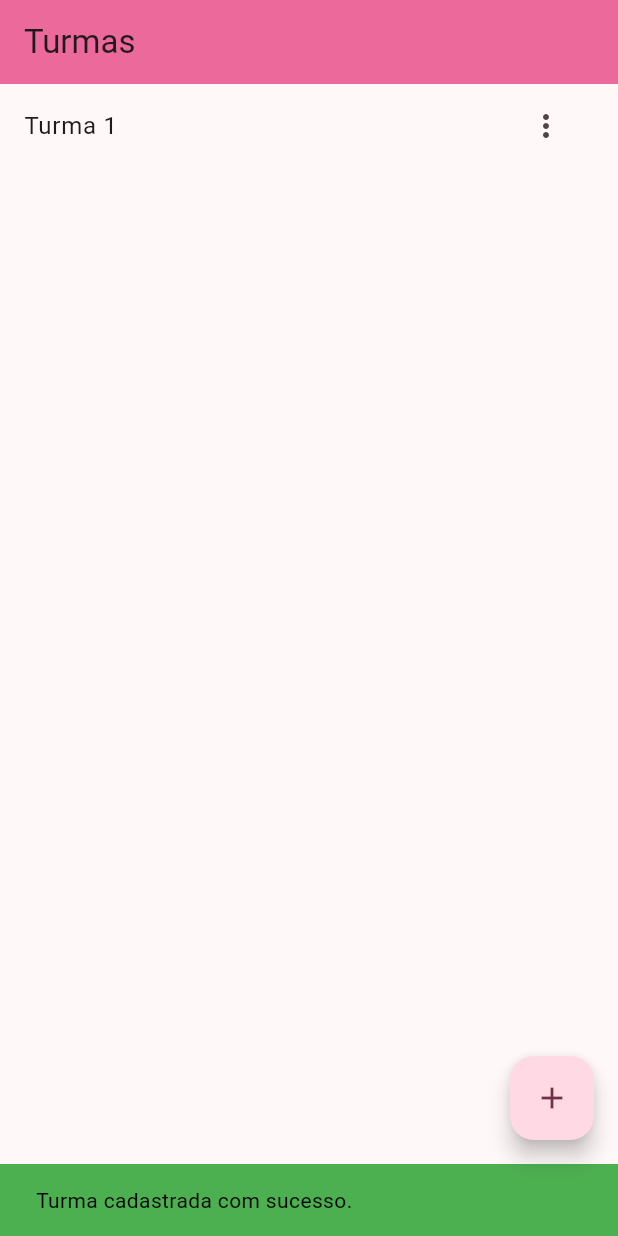
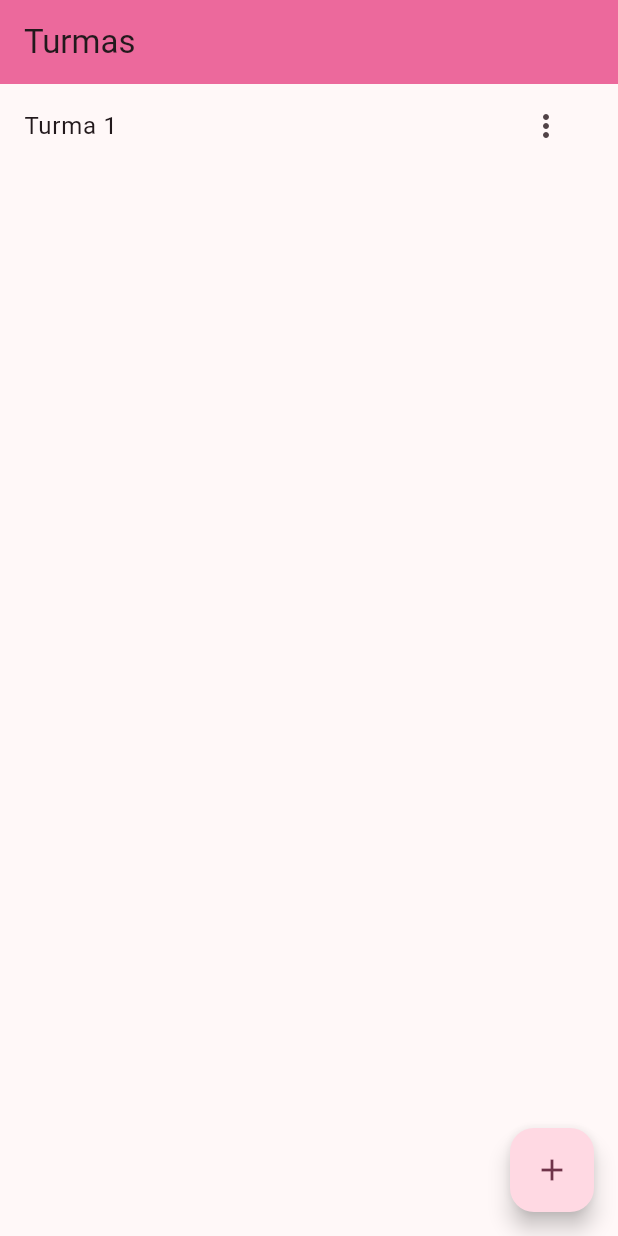
Before and after one commit to diielsilva/presence-app, a Flutter app: the screen it shows after launch, after a tap on the "add" icon, on a phone screen of 412 x 824 dp. Run offline on Flutter 3.47's test engine with Material 2 defaults, Android fonts, the phone set to English and light mode, and no system bars; our stand-ins replace sqflite_common_ffi; missing offline and left inert: open_document; accounts and stored records are empty.

Commit message:
removing message extension

```diff
--- a/lib/school_class/pages/school_classes_page.dart
+++ b/lib/school_class/pages/school_classes_page.dart
@@ -3,7 +3,6 @@ import 'package:final_presence_app/shared/components/alert_component.dart';
 import 'package:final_presence_app/shared/components/insert_button_component.dart';
 import 'package:final_presence_app/shared/components/loading_component.dart';
 import 'package:final_presence_app/shared/enums/alert_type.dart';
-import 'package:final_presence_app/shared/extensions/message_extension.dart';
 import 'package:final_presence_app/shared/models/school_class.dart';
 import 'package:final_presence_app/shared/states/app_state.dart';
 import 'package:flutter/material.dart';
@@ -74,10 +73,6 @@ class _SchoolClassesPageState extends State<SchoolClassesPage> {
             return const LoadingComponent();
           }
 
-          if (state is StoredState) {
-            context.showSuccessMessage(message: state.message);
-          }
-
           if (state is LoadedState) {
             final List<SchoolClass> classes = state.models as List<SchoolClass>;
 
--- a/lib/shared/extensions/message_extension.dart
+++ /dev/null
@@ -1,18 +0,0 @@
-import 'package:flutter/material.dart';
-
-extension MessageExtension on BuildContext {
-  void showSuccessMessage({required String message}) {
-    WidgetsBinding.instance.addPostFrameCallback((timeStamp) {
-      ScaffoldMessenger.of(this).showSnackBar(
-        SnackBar(
-          duration: const Duration(seconds: 1),
-          content: Text(
-            message,
-            style: const TextStyle(color: Colors.black),
-          ),
-          backgroundColor: Colors.green,
-        ),
-      );
-    });
-  }
-}
```
Also changed, not shown: lib/student/pages/students_page.dart (+6 -11 lines).
